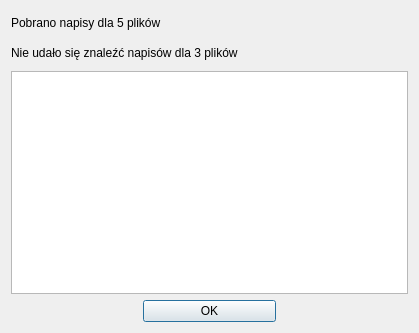
Above: ui/frmsummary.ui from QNapi/qnapi before the change. Below: the same form after it.
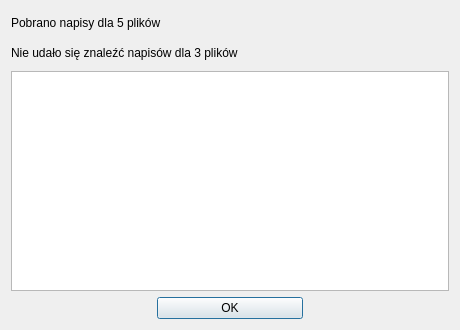
That is the form after the change. Icons and pictures are not drawn.

What changed in the file:
```diff
--- a/ui/frmsummary.ui
+++ b/ui/frmsummary.ui
@@ -9,10 +9,22 @@
    <rect>
     <x>0</x>
     <y>0</y>
-    <width>419</width>
-    <height>333</height>
+    <width>460</width>
+    <height>330</height>
    </rect>
   </property>
+  <property name="sizePolicy">
+   <sizepolicy hsizetype="Expanding" vsizetype="Preferred">
+    <horstretch>0</horstretch>
+    <verstretch>0</verstretch>
+   </sizepolicy>
+  </property>
+  <property name="minimumSize">
+   <size>
+    <width>460</width>
+    <height>330</height>
+   </size>
+  </property>
   <property name="windowTitle">
    <string>QNapi - rezultat dopasowania napisów</string>
   </property>
@@ -51,7 +63,14 @@
     </widget>
    </item>
    <item>
-    <widget class="QListWidget" name="lwSummary"/>
+    <widget class="QListWidget" name="lwSummary">
+     <property name="horizontalScrollBarPolicy">
+      <enum>Qt::ScrollBarAlwaysOff</enum>
+     </property>
+     <property name="showDropIndicator" stdset="0">
+      <bool>false</bool>
+     </property>
+    </widget>
    </item>
    <item>
     <layout class="QHBoxLayout">
```
